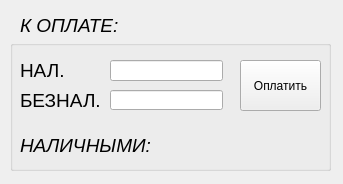
This is payment.ui in armsting/ATOL as Qt 5 draws it before an edit. The edited form follows.
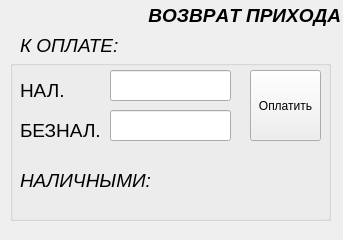
This is the edited form.

Diff of the .ui file:
```diff
--- a/payment.ui
+++ b/payment.ui
@@ -10,19 +10,19 @@
     <x>0</x>
     <y>0</y>
     <width>343</width>
-    <height>184</height>
+    <height>240</height>
    </rect>
   </property>
   <property name="minimumSize">
    <size>
     <width>343</width>
-    <height>184</height>
+    <height>240</height>
    </size>
   </property>
   <property name="maximumSize">
    <size>
     <width>343</width>
-    <height>184</height>
+    <height>240</height>
    </size>
   </property>
   <property name="windowTitle">
@@ -33,7 +33,7 @@
     <property name="geometry">
      <rect>
       <x>20</x>
-      <y>10</y>
+      <y>30</y>
       <width>311</width>
       <height>31</height>
      </rect>
@@ -52,9 +52,9 @@
     <property name="geometry">
      <rect>
       <x>10</x>
-      <y>40</y>
+      <y>60</y>
       <width>321</width>
-      <height>131</height>
+      <height>161</height>
      </rect>
     </property>
     <property name="title">
@@ -66,7 +66,7 @@
        <x>10</x>
        <y>90</y>
        <width>301</width>
-       <height>31</height>
+       <height>61</height>
       </rect>
      </property>
      <property name="font">
@@ -78,16 +78,30 @@
      <property name="text">
       <string>НАЛИЧНЫМИ:</string>
      </property>
+     <property name="alignment">
+      <set>Qt::AlignLeading|Qt::AlignLeft|Qt::AlignVCenter</set>
+     </property>
     </widget>
     <widget class="QLineEdit" name="lineEdit_bank_money">
      <property name="geometry">
       <rect>
        <x>100</x>
        <y>50</y>
-       <width>113</width>
-       <height>20</height>
+       <width>121</width>
+       <height>31</height>
       </rect>
      </property>
+     <property name="font">
+      <font>
+       <pointsize>14</pointsize>
+      </font>
+     </property>
+     <property name="focusPolicy">
+      <enum>Qt::StrongFocus</enum>
+     </property>
+     <property name="alignment">
+      <set>Qt::AlignRight|Qt::AlignTrailing|Qt::AlignVCenter</set>
+     </property>
     </widget>
     <widget class="QLabel" name="label">
      <property name="geometry">
@@ -110,10 +124,10 @@
     <widget class="QPushButton" name="pushButton_pay">
      <property name="geometry">
       <rect>
-       <x>230</x>
-       <y>20</y>
-       <width>81</width>
-       <height>51</height>
+       <x>240</x>
+       <y>10</y>
+       <width>71</width>
+       <height>71</height>
       </rect>
      </property>
      <property name="text">
@@ -124,7 +138,7 @@
      <property name="geometry">
       <rect>
        <x>10</x>
-       <y>50</y>
+       <y>60</y>
        <width>81</width>
        <height>21</height>
       </rect>
@@ -142,13 +156,47 @@
      <property name="geometry">
       <rect>
        <x>100</x>
-       <y>20</y>
-       <width>113</width>
-       <height>21</height>
+       <y>10</y>
+       <width>121</width>
+       <height>31</height>
       </rect>
      </property>
+     <property name="font">
+      <font>
+       <pointsize>14</pointsize>
+      </font>
+     </property>
+     <property name="alignment">
+      <set>Qt::AlignRight|Qt::AlignTrailing|Qt::AlignVCenter</set>
+     </property>
     </widget>
    </widget>
+   <widget class="QLabel" name="label_CheckType">
+    <property name="geometry">
+     <rect>
+      <x>140</x>
+      <y>0</y>
+      <width>201</width>
+      <height>31</height>
+     </rect>
+    </property>
+    <property name="font">
+     <font>
+      <pointsize>14</pointsize>
+      <weight>75</weight>
+      <italic>true</italic>
+      <bold>true</bold>
+      <underline>false</underline>
+      <kerning>false</kerning>
+     </font>
+    </property>
+    <property name="text">
+     <string>ВОЗВРАТ ПРИХОДА</string>
+    </property>
+    <property name="alignment">
+     <set>Qt::AlignRight|Qt::AlignTrailing|Qt::AlignVCenter</set>
+    </property>
+   </widget>
   </widget>
   <widget class="QMenuBar" name="menubar">
    <property name="geometry">
```
